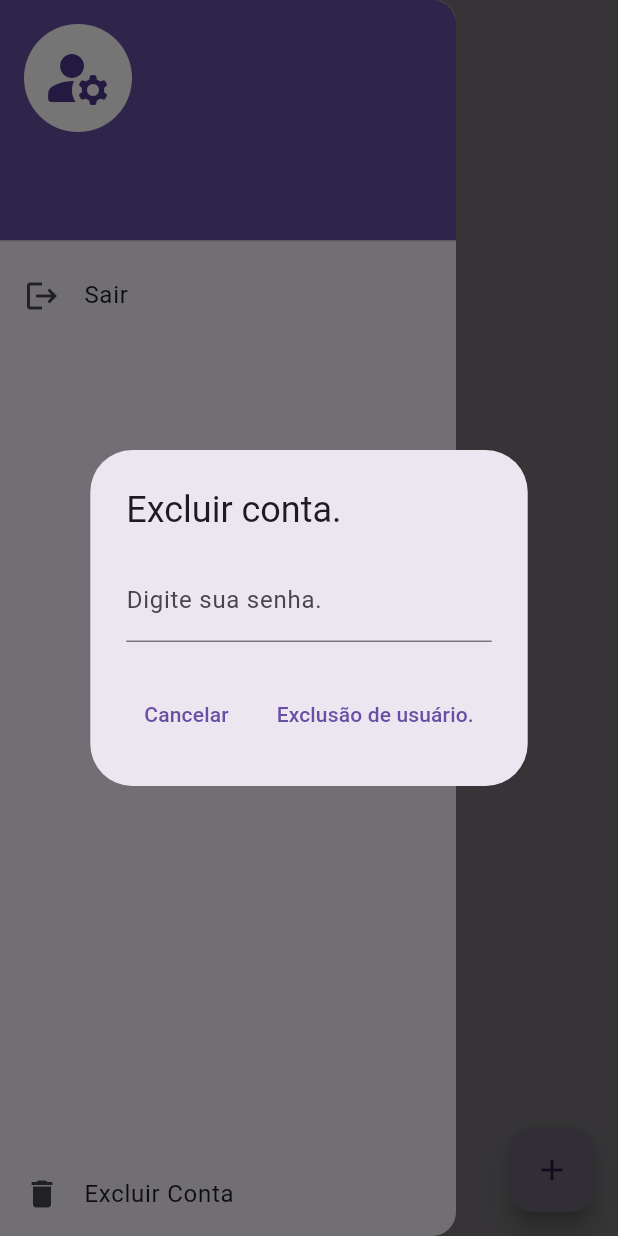
After one commit to Mateus-Leandro/horas_v3, a Flutter app: the screen it shows once a user with an empty profile is signed in, in the side drawer, after a tap on "Excluir Conta", on a phone screen of 412 x 824 dp. The commit adds this screen. Run offline on Flutter 3.47's test engine with Material 3 defaults, Android fonts, the phone set to English and light mode, and no system bars; our stand-ins replace cloud_firestore, firebase_auth, firebase_core, firebase_messaging, google_sign_in, mask_text_input_formatter; accounts and stored records are empty.

Commit message:
Implementada a exclusão de usuários

```diff
--- a/lib/components/menu.dart
+++ b/lib/components/menu.dart
@@ -1,5 +1,6 @@
 import 'package:flutter/material.dart';
 import 'package:firebase_auth/firebase_auth.dart';
+import 'package:horas_v3/screens/delete_user_modal.dart';
 import 'package:horas_v3/services/auth_service.dart';
 
 class Menu extends StatelessWidget {
@@ -10,7 +11,7 @@ class Menu extends StatelessWidget {
   @override
   Widget build(BuildContext context) {
     return Drawer(
-      child: ListView(
+      child: Column(
         children: [
           UserAccountsDrawerHeader(
             currentAccountPicture: const CircleAvatar(
@@ -30,6 +31,18 @@ class Menu extends StatelessWidget {
             onTap: () {
               AuthService().deslogar();
             },
+          ),
+          Spacer(),
+          ListTile(
+            leading: Icon(Icons.delete),
+            title: const Text('Excluir Conta'),
+            onTap: () {
+              showDialog(
+                  context: context,
+                  builder: (BuildContext context) {
+                    return DeleteUserModal();
+                  });
+            },
           )
         ],
       ),
--- /dev/null
+++ b/lib/screens/delete_user_modal.dart
@@ -0,0 +1,106 @@
+import 'package:firebase_auth/firebase_auth.dart';
+import 'package:flutter/cupertino.dart';
+import 'package:flutter/material.dart';
+import 'package:horas_v3/services/auth_service.dart';
+
+class DeleteUserModal extends StatefulWidget {
+  const DeleteUserModal({super.key});
+
+  @override
+  State<DeleteUserModal> createState() => _DeleteUserModalState();
+}
+
+class _DeleteUserModalState extends State<DeleteUserModal> {
+  final _formKey = GlobalKey<FormState>();
+  final _senhaController = TextEditingController();
+  final _user = FirebaseAuth.instance.currentUser;
+  final AuthService authService = AuthService();
+
+  @override
+  Widget build(BuildContext context) {
+    for (final userInfo in _user!.providerData) {
+      if (userInfo.providerId == "google.com") {
+        return showDeleteGoogleUser();
+      }
+    }
+    return showDeleteUser();
+  }
+
+  Widget showDeleteUser() {
+    return AlertDialog(
+      title: Text('Excluir conta.'),
+      content: Form(
+        key: _formKey,
+        child: TextFormField(
+          controller: _senhaController,
+          obscureText: true,
+          decoration: const InputDecoration(labelText: 'Digite sua senha.'),
+          validator: (value) {
+            if (value!.isEmpty) {
+              return 'Senha inválida';
+            }
+            return null;
+          },
+        ),
+      ),
+      actions: <TextButton>[
+        TextButton(
+            onPressed: () {
+              Navigator.of(context).pop();
+            },
+            child: Text('Cancelar')),
+        TextButton(
+            onPressed: () async {
+              if (_formKey.currentState!.validate()) {
+                await authService
+                    .excluirConta(senha: _senhaController.text)
+                    .then((String? erro) {
+                  Navigator.of(context).pop();
+                  if (erro != null) {
+                    final snackBar = SnackBar(
+                      content: Text('Erro ao excluir usuário'),
+                      backgroundColor: Colors.red,
+                    );
+                    ScaffoldMessenger.of(context).showSnackBar(snackBar);
+                  }
+                });
+              }
+            },
+            child: Text('Exclusão de usuário.'))
+      ],
+    );
+  }
+
+  Widget showDeleteGoogleUser() {
+    return AlertDialog(
+      title: Text('Excluir conta.'),
+      actions: <TextButton>[
+        TextButton(
+            onPressed: () {
+              Navigator.of(context).pop();
+            },
+            child: Text('Cancelar')),
+        TextButton(
+            onPressed: () async {
+              Navigator.of(context).pop();
+              await authService.excluirConta(senha: null).then((String? erro) {
+                if (erro != null) {
+                  final snackBar = SnackBar(
+                    content: Text('Erro ao excluir usuário'),
+                    backgroundColor: Colors.red,
+                  );
+                  ScaffoldMessenger.of(context).showSnackBar(snackBar);
+                } else {
+                  final snackBar = SnackBar(
+                      content: Text(
+                          'Usuário removido: ${FirebaseAuth.instance.currentUser!.email}'),
+                      backgroundColor: Colors.green);
+                  ScaffoldMessenger.of(context).showSnackBar(snackBar);
+                }
+              });
+            },
+            child: Text('Exclusão de usuário.'))
+      ],
+    );
+  }
+}
--- a/lib/services/auth_service.dart
+++ b/lib/services/auth_service.dart
@@ -1,7 +1,8 @@
 import 'package:firebase_auth/firebase_auth.dart';
+import 'package:google_sign_in/google_sign_in.dart';
 
 class AuthService {
-  final FirebaseAuth _firebaseAuth = FirebaseAuth.instance;
+  FirebaseAuth _firebaseAuth = FirebaseAuth.instance;
 
   Future<String?> entrarUsuario(
       {required String email, required String senha}) async {
@@ -12,6 +13,17 @@ class AuthService {
       return erroLogin(e);
     }
     return null;
+  }
+
+  Future<UserCredential> singinWithGoogle() async {
+    final GoogleSignInAccount? googleUser = await GoogleSignIn().signIn();
+    final GoogleSignInAuthentication googleAuth =
+        await googleUser!.authentication;
+    final credential = GoogleAuthProvider.credential(
+      accessToken: googleAuth.accessToken,
+      idToken: googleAuth.idToken,
+    );
+    return await _firebaseAuth.signInWithCredential(credential);
   }
 
   Future<String?> cadastrarUsuario(
@@ -61,10 +73,14 @@ class AuthService {
     return e.code;
   }
 
-  Future<String?> excluirConta({required String senha}) async {
+  Future<String?> excluirConta({required String? senha}) async {
     try {
-      await _firebaseAuth.signInWithEmailAndPassword(
-          email: _firebaseAuth.currentUser!.email!, password: senha);
+      if (senha != null) {
+        await _firebaseAuth.signInWithEmailAndPassword(
+            email: _firebaseAuth.currentUser!.email!, password: senha);
+      } else {
+        await singinWithGoogle();
+      }
       await _firebaseAuth.currentUser!.delete();
     } on FirebaseAuthException catch (e) {
       return e.code;
```
Also changed, not shown: lib/screens/login_screen.dart (+1 -14 lines).
